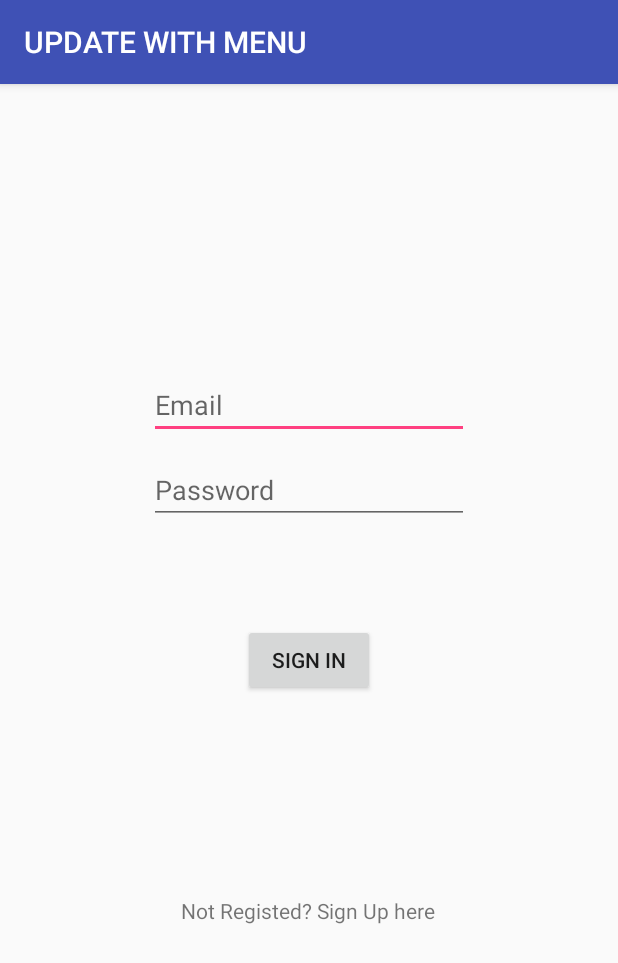
After one commit to nickolastheodoulou/android_app, an Android app: the LoginActivity screen opened directly, with no data from a screen before it, on a phone screen of 412 x 824 dp. The commit adds this screen. Shown: the top 963 px of the screen. Run offline under Robolectric (Android 15) with nearby library versions, the phone set to English and light mode, and no system bars; our stand-ins replace Firebase (no records; nobody signed in at launch, a user with empty details on screens opened directly).

Commit message:
- Created login page that leads to unique users with name and age - Next step - clean up the UI for the login page

```diff
--- a/app/build.gradle
+++ b/app/build.gradle
@@ -6,7 +6,7 @@ android {
     buildToolsVersion "29.0.2"
     defaultConfig {
         applicationId "com.example.myapplicationnick"
-        minSdkVersion 15
+        minSdkVersion 16
         targetSdkVersion 29
         versionCode 1
         versionName "1.0"
@@ -25,6 +25,7 @@ dependencies {
     implementation 'androidx.appcompat:appcompat:1.1.0'
     implementation 'androidx.constraintlayout:constraintlayout:1.1.3'
     implementation 'com.google.firebase:firebase-database:19.2.0'
+    implementation 'com.google.firebase:firebase-auth:19.1.0'
     testImplementation 'junit:junit:4.12'
     androidTestImplementation 'androidx.test.ext:junit:1.1.1'
     androidTestImplementation 'androidx.test.espresso:espresso-core:3.2.0'
--- a/app/src/main/AndroidManifest.xml
+++ b/app/src/main/AndroidManifest.xml
@@ -9,7 +9,9 @@
         android:roundIcon="@mipmap/ic_launcher_round"
         android:supportsRtl="true"
         android:theme="@style/AppTheme">
-        <activity android:name=".datainsert">
+        <activity android:name=".HomeActivity"></activity>
+        <activity android:name=".LoginActivity"/>
+        <activity android:name=".MainActivity">
             <intent-filter>
                 <action android:name="android.intent.action.MAIN" />
 
--- /dev/null
+++ b/app/src/main/java/com/example/myapplicationnick/LoginActivity.java
@@ -0,0 +1,106 @@
+package com.example.myapplicationnick;
+
+
+import android.content.Intent;
+import android.os.Bundle;
+import android.view.View;
+import android.widget.Button;
+import android.widget.EditText;
+import android.widget.TextView;
+import android.widget.Toast;
+
+import androidx.annotation.NonNull;
+import androidx.appcompat.app.AppCompatActivity;
+
+import com.google.android.gms.tasks.OnCompleteListener;
+import com.google.android.gms.tasks.Task;
+import com.google.firebase.auth.AuthResult;
+import com.google.firebase.auth.FirebaseAuth;
+import com.google.firebase.auth.FirebaseUser;
+
+public class LoginActivity extends AppCompatActivity {
+    EditText emailId, password;
+    Button btnSignIn;
+    TextView tvSignUp;
+    FirebaseAuth mFirebaseAuth;
+    private FirebaseAuth.AuthStateListener mAuthStateListener;
+
+    @Override
+    protected void onCreate(Bundle savedInstanceState) {
+        super.onCreate(savedInstanceState);
+        setContentView(R.layout.activity_login);
+
+        mFirebaseAuth = FirebaseAuth.getInstance();
+        emailId = findViewById(R.id.editText);
+        password = findViewById(R.id.editText2);
+        btnSignIn = findViewById(R.id.button);
+        tvSignUp = findViewById(R.id.textView);
+
+        mAuthStateListener = new FirebaseAuth.AuthStateListener() {
+            @Override
+            public void onAuthStateChanged(@NonNull FirebaseAuth firebaseAuth) {
+                FirebaseUser mFirebaseUser = mFirebaseAuth.getCurrentUser();
+                if( mFirebaseUser != null ){
+                    Toast.makeText(LoginActivity.this,"You are logged in",Toast.LENGTH_SHORT).show();
+                    Intent i = new Intent(LoginActivity.this, HomeActivity.class);
+                    startActivity(i);
+                }
+                else{
+                    Toast.makeText(LoginActivity.this,"Please Login",Toast.LENGTH_SHORT).show();
+                }
+            }
+        };
+
+        btnSignIn.setOnClickListener(new View.OnClickListener() {
+            @Override
+            public void onClick(View v) {
+                String email = emailId.getText().toString();
+                String pwd = password.getText().toString();
+                if(email.isEmpty()){
+                    emailId.setError("Please enter email id");
+                    emailId.requestFocus();
+                }
+                else  if(pwd.isEmpty()){
+                    password.setError("Please enter your password");
+                    password.requestFocus();
+                }
+                else  if(email.isEmpty() && pwd.isEmpty()){
+                    Toast.makeText(LoginActivity.this,"Fields Are Empty!",Toast.LENGTH_SHORT).show();
+                }
+                else  if(!(email.isEmpty() && pwd.isEmpty())){
+                    mFirebaseAuth.signInWithEmailAndPassword(email, pwd).addOnCompleteListener(LoginActivity.this, new OnCompleteListener<AuthResult>() {
+                        @Override
+                        public void onComplete(@NonNull Task<AuthResult> task) {
+                            if(!task.isSuccessful()){
+                                Toast.makeText(LoginActivity.this,"Login Error, Please Login Again",Toast.LENGTH_SHORT).show();
+                            }
+                            else{
+                                Intent intToHome = new Intent(LoginActivity.this,HomeActivity.class);
+                                startActivity(intToHome);
+                            }
+                        }
+                    });
+                }
+                else{
+                    Toast.makeText(LoginActivity.this,"Error Occurred!",Toast.LENGTH_SHORT).show();
+
+                }
+
+            }
+        });
+
+        tvSignUp.setOnClickListener(new View.OnClickListener() {
+            @Override
+            public void onClick(View v) {
+                Intent intSignUp = new Intent(LoginActivity.this, MainActivity.class);
+                startActivity(intSignUp);
+            }
+        });
+    }
+
+    @Override
+    protected void onStart() {
+        super.onStart();
+        mFirebaseAuth.addAuthStateListener(mAuthStateListener);
+    }
+}
--- /dev/null
+++ b/app/src/main/res/layout/activity_login.xml
@@ -0,0 +1,57 @@
+<?xml version="1.0" encoding="utf-8"?>
+<androidx.constraintlayout.widget.ConstraintLayout xmlns:android="http://schemas.android.com/apk/res/android"
+    xmlns:app="http://schemas.android.com/apk/res-auto"
+    xmlns:tools="http://schemas.android.com/tools"
+    android:layout_width="match_parent"
+    android:layout_height="match_parent"
+    tools:context=".LoginActivity">
+
+    <EditText
+        android:id="@+id/editText"
+        android:layout_width="wrap_content"
+        android:layout_height="wrap_content"
+        android:ems="10"
+        android:hint="Email"
+        android:inputType="textEmailAddress"
+        app:layout_constraintBottom_toBottomOf="parent"
+        app:layout_constraintEnd_toEndOf="parent"
+        app:layout_constraintStart_toStartOf="parent"
+        app:layout_constraintTop_toTopOf="parent"
+        app:layout_constraintVertical_bias="0.265" />
+
+    <EditText
+        android:id="@+id/editText2"
+        android:layout_width="wrap_content"
+        android:layout_height="wrap_content"
+        android:ems="10"
+        android:hint="Password"
+        android:inputType="textPassword"
+        app:layout_constraintBottom_toBottomOf="parent"
+        app:layout_constraintEnd_toEndOf="parent"
+        app:layout_constraintStart_toStartOf="parent"
+        app:layout_constraintTop_toBottomOf="@+id/editText"
+        app:layout_constraintVertical_bias="0.023" />
+
+    <TextView
+        android:id="@+id/textView"
+        android:layout_width="wrap_content"
+        android:layout_height="wrap_content"
+        android:text="Not Registed? Sign Up here"
+        app:layout_constraintBottom_toBottomOf="parent"
+        app:layout_constraintEnd_toEndOf="parent"
+        app:layout_constraintHorizontal_bias="0.498"
+        app:layout_constraintStart_toStartOf="parent"
+        app:layout_constraintTop_toTopOf="parent"
+        app:layout_constraintVertical_bias="0.723" />
+
+    <Button
+        android:id="@+id/button"
+        android:layout_width="wrap_content"
+        android:layout_height="wrap_content"
+        android:text="Sign In"
+        app:layout_constraintBottom_toBottomOf="parent"
+        app:layout_constraintEnd_toEndOf="parent"
+        app:layout_constraintStart_toStartOf="parent"
+        app:layout_constraintTop_toTopOf="parent" />
+
+</androidx.constraintlayout.widget.ConstraintLayout>
```
Also changed, not shown: app/src/main/java/com/example/myapplicationnick/HomeActivity.java (renamed from app/src/main/java/com/example/myapplicationnick/datainsert.java, +20 -5 lines), app/src/main/java/com/example/myapplicationnick/MainActivity.java (added, +79 -0 lines), app/src/main/res/layout/activity_home.xml (renamed from app/src/main/res/layout/datainsert.xml, +12 -1 lines), app/src/main/res/layout/activity_main.xml (added, +57 -0 lines).
